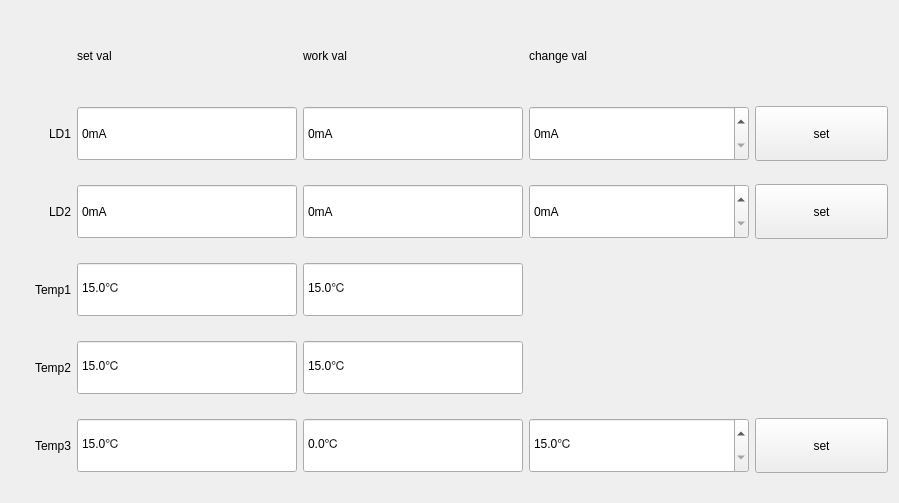
This is mseedparamwdt.ui in yuanjinxin123/shenglei as Qt 5 draws it before an edit. The edited form follows.
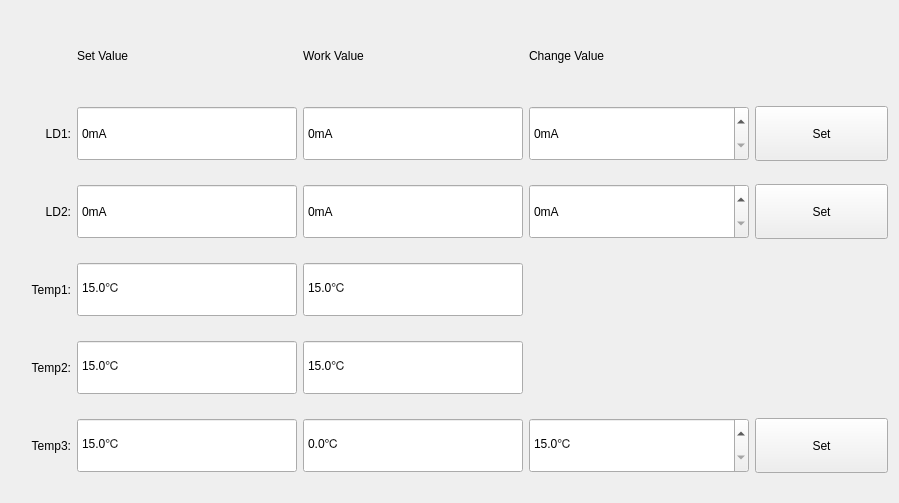
This is the edited form.

```diff
--- a/mseedparamwdt.ui
+++ b/mseedparamwdt.ui
@@ -29,7 +29,7 @@
       </size>
      </property>
      <property name="text">
-      <string>set val</string>
+      <string>Set Value</string>
      </property>
     </widget>
    </item>
@@ -48,7 +48,7 @@
       </size>
      </property>
      <property name="text">
-      <string>work val</string>
+      <string>Work Value</string>
      </property>
     </widget>
    </item>
@@ -67,7 +67,7 @@
       </size>
      </property>
      <property name="text">
-      <string>change val</string>
+      <string>Change Value</string>
      </property>
     </widget>
    </item>
@@ -86,7 +86,7 @@
       </size>
      </property>
      <property name="text">
-      <string>LD1</string>
+      <string>LD1:</string>
      </property>
      <property name="alignment">
       <set>Qt::AlignRight|Qt::AlignTrailing|Qt::AlignVCenter</set>
@@ -219,7 +219,7 @@
       </size>
      </property>
      <property name="text">
-      <string>set</string>
+      <string>Set</string>
      </property>
     </widget>
    </item>
@@ -238,7 +238,7 @@
       </size>
      </property>
      <property name="text">
-      <string>LD2</string>
+      <string>LD2:</string>
      </property>
      <property name="alignment">
       <set>Qt::AlignRight|Qt::AlignTrailing|Qt::AlignVCenter</set>
@@ -371,7 +371,7 @@
       </size>
      </property>
      <property name="text">
-      <string>set</string>
+      <string>Set</string>
      </property>
     </widget>
    </item>
@@ -390,7 +390,7 @@
       </size>
      </property>
      <property name="text">
-      <string>Temp1</string>
+      <string>Temp1:</string>
      </property>
      <property name="alignment">
       <set>Qt::AlignRight|Qt::AlignTrailing|Qt::AlignVCenter</set>
@@ -492,7 +492,7 @@
       </size>
      </property>
      <property name="text">
-      <string>Temp2</string>
+      <string>Temp2:</string>
      </property>
      <property name="alignment">
       <set>Qt::AlignRight|Qt::AlignTrailing|Qt::AlignVCenter</set>
@@ -594,7 +594,7 @@
       </size>
      </property>
      <property name="text">
-      <string>Temp3</string>
+      <string>Temp3:</string>
      </property>
      <property name="alignment">
       <set>Qt::AlignRight|Qt::AlignTrailing|Qt::AlignVCenter</set>
@@ -742,7 +742,7 @@
       </size>
      </property>
      <property name="text">
-      <string>set</string>
+      <string>Set</string>
      </property>
     </widget>
    </item>
```
